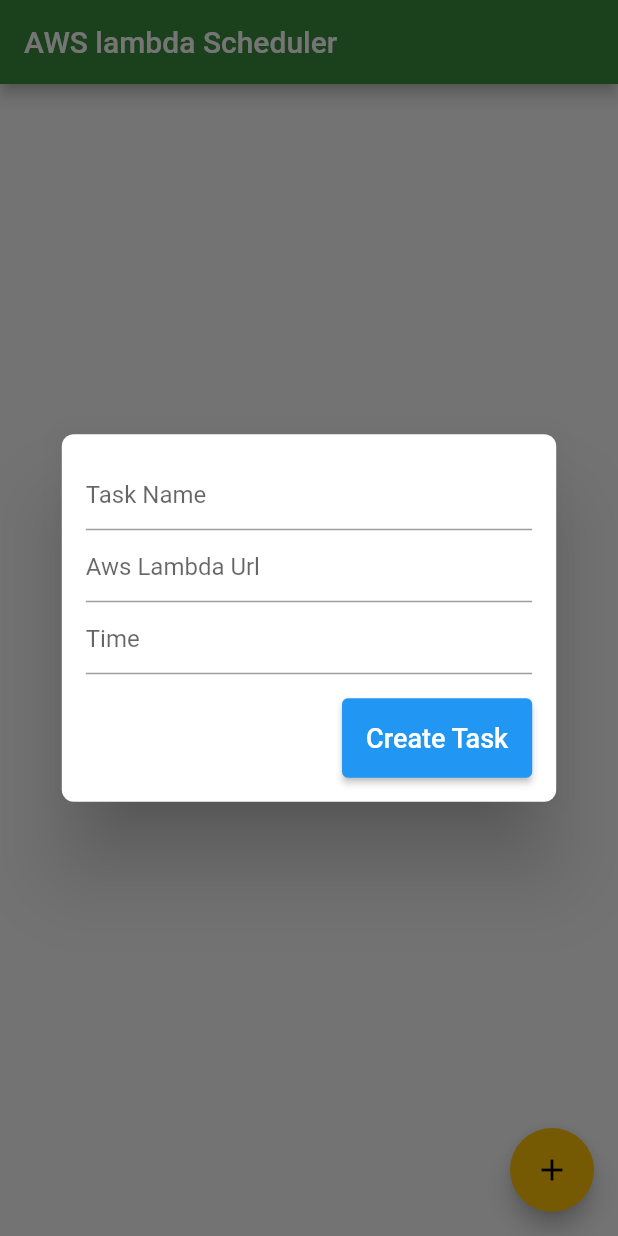
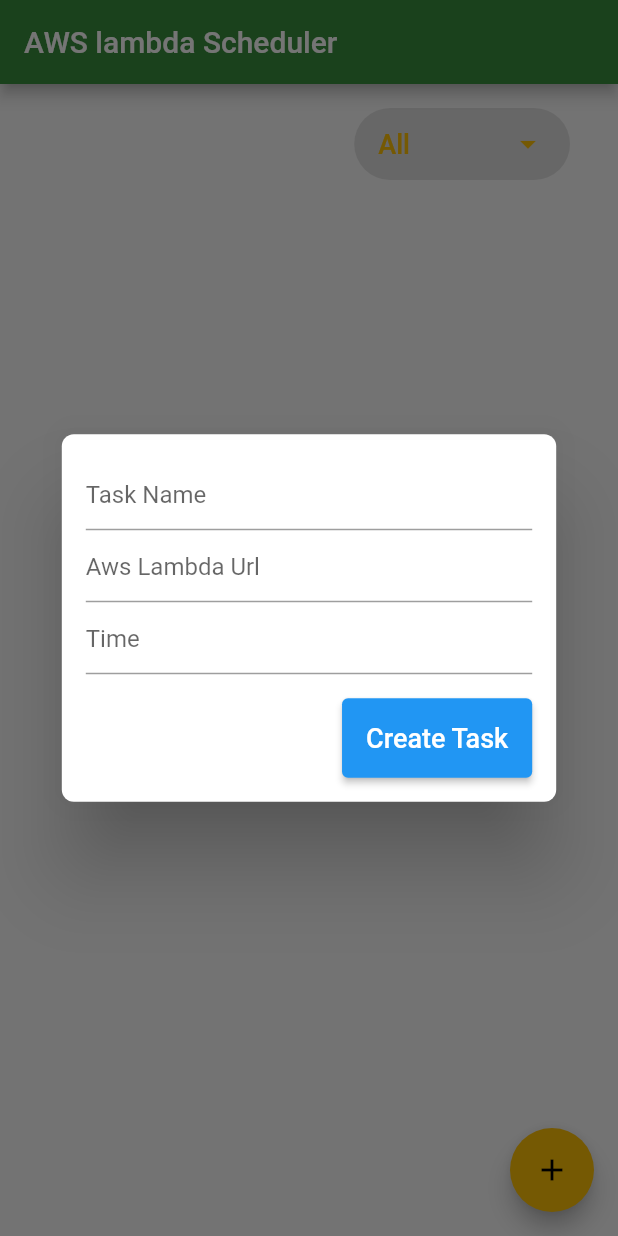
Before and after one commit to Crio-Winter-of-Doing-2021/AWS-T7, a Flutter app: the screen it shows after launch, after a tap on the "add" icon, on a phone screen of 412 x 824 dp. Run offline on Flutter 3.47's test engine with Material 2 defaults, Android fonts, the light colour scheme and no system bars; our stand-ins replace dio, fluttertoast, get_it, injectable, logger, shared_preferences; missing offline and left inert: enum_to_string; network calls fail.

Commit message:
feat: added filters according to status

```diff
--- a/frontend/lib/provider/task_provider.dart
+++ b/frontend/lib/provider/task_provider.dart
@@ -3,7 +3,6 @@
 import 'package:frontend/models/api_response.dart';
 import 'package:frontend/models/task_model.dart';
 import 'package:frontend/repository/task_repository.dart';
-import 'package:frontend/utils/app_logger.dart';
 import 'package:frontend/utils/helper.dart';
 
 class TaskProvider extends ChangeNotifier {
@@ -15,8 +14,34 @@
   ViewState _state = ViewState.Idle;
   ViewState get state => _state;
 
+  final List<String> filters = [
+    'All',
+    'Scheduled',
+    'Running',
+    'Completed',
+    'Cancelled',
+  ];
+
+  String currentFilter = 'All';
+
   Future<void> getAllTasks() async {
     final ApiResponse res = await _repo.getAllTasks();
+
+    if (res.code == 200) {
+      _list = res.model;
+      setState(ViewState.Done);
+    } else {
+      setState(ViewState.Error);
+    }
+  }
+
+  Future<void> getTaskByFilter() async {
+    if (currentFilter == 'All') {
+      getAllTasks();
+      return;
+    }
+
+    final ApiResponse res = await _repo.getTaskByFilter(currentFilter);
 
     if (res.code == 200) {
       _list = res.model;
@@ -72,6 +97,11 @@
     }
   }
 
+  void changeFilter(String f) {
+    currentFilter = f;
+    getTaskByFilter();
+  }
+
   void setState(ViewState state) {
     _state = state;
     notifyListeners();
--- a/frontend/lib/repository/task_repository.dart
+++ b/frontend/lib/repository/task_repository.dart
@@ -14,6 +14,26 @@
   Future<ApiResponse<List<TaskModel>>> getAllTasks() async {
     try {
       final res = await _apiService.getClient().get('/tasks');
+
+      if (res.statusCode == 200) {
+        List<TaskModel> list = [];
+        (res.data as List).forEach((element) {
+          list.add(TaskModel.fromMap(element));
+        });
+
+        return ApiResponse(model: list, code: 200);
+      } else {
+        return ApiResponse.withError("Something went wrong", res.statusCode);
+      }
+    } catch (e) {
+      AppLogger.print(e);
+      return ApiResponse.withError(e.toString(), 500);
+    }
+  }
+
+  Future<ApiResponse<List<TaskModel>>> getTaskByFilter(String filter) async {
+    try {
+      final res = await _apiService.getClient().get('/tasks/filter/$filter');
 
       if (res.statusCode == 200) {
         List<TaskModel> list = [];
--- a/frontend/lib/view/home_page.dart
+++ b/frontend/lib/view/home_page.dart
@@ -1,5 +1,6 @@
 import 'package:flutter/material.dart';
 import 'package:frontend/provider/task_provider.dart';
+import 'package:frontend/style/app_theme.dart';
 import 'package:frontend/view/create_task_widget.dart';
 import 'package:frontend/view/task_widget.dart';
 import 'package:frontend/widgets/loader.dart';
@@ -28,14 +29,56 @@
       appBar: AppBar(
         title: Text('AWS lambda Scheduler'),
       ),
-      body: Consumer<TaskProvider>(builder: (context, provider, child) {
+      body: Consumer<TaskProvider>(
+        builder: (context, provider, child) {
           return Padding(
             padding: const EdgeInsets.all(16.0),
             child: Column(
               children: [
+                Row(
+                  mainAxisAlignment: MainAxisAlignment.end,
+                  children: [
+                    Container(
+                      decoration: BoxDecoration(
+                        color: Colors.grey[300],
+                        borderRadius: BorderRadius.circular(54),
+                      ),
+                      margin: const EdgeInsets.symmetric(horizontal: 16.0),
+                      padding: const EdgeInsets.symmetric(horizontal: 16.0),
+                      child: DropdownButton(
+                        value: provider.currentFilter,
+                        items: provider.filters
+                            .map<DropdownMenuItem<String>>(
+                              (item) => DropdownMenuItem(
+                                value: item,
+                                child: Center(child: Text(item)),
+                              ),
+                            )
+                            .toList(),
+                        onChanged: (val) {
+                          provider.changeFilter(val);
+                        },
+                        underline: Center(),
+                        iconEnabledColor: AppTheme.accentColor,
+                        style: TextStyle(
+                          color: AppTheme.accentColor,
+                          fontWeight: FontWeight.w500,
+                          fontSize: 18.0,
+                        ),
+                      ),
+                    ),
+                  ],
+                ),
+                SizedBox(
+                  height: 16,
+                ),
                 Expanded(
                   child: provider.state == ViewState.Loading
                       ? Loader()
+                      : provider.list.length == 0
+                          ? Center(
+                              child: Text("No Items"),
+                            )
                           : ListView.builder(
                               itemBuilder: (context, index) {
                                 return TaskWidget(
@@ -49,7 +92,8 @@
               ],
             ),
           );
-      }),
+        },
+      ),
       floatingActionButton: FloatingActionButton(
         child: Icon(Icons.add),
         onPressed: _showCreateDialog,
```
Lines whose indentation alone changed are shown as unchanged.
